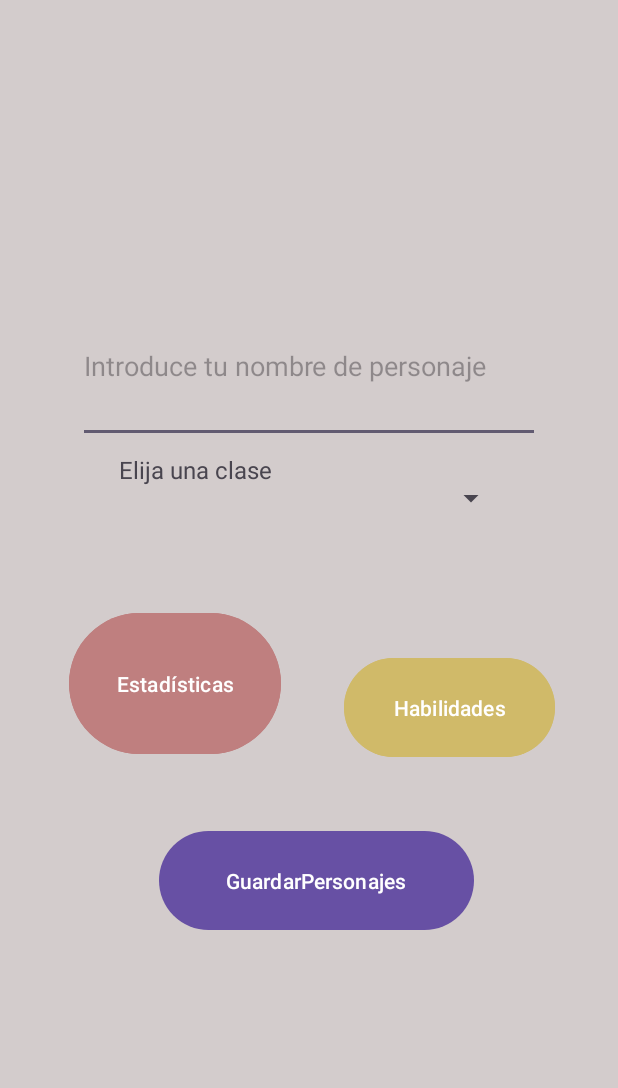
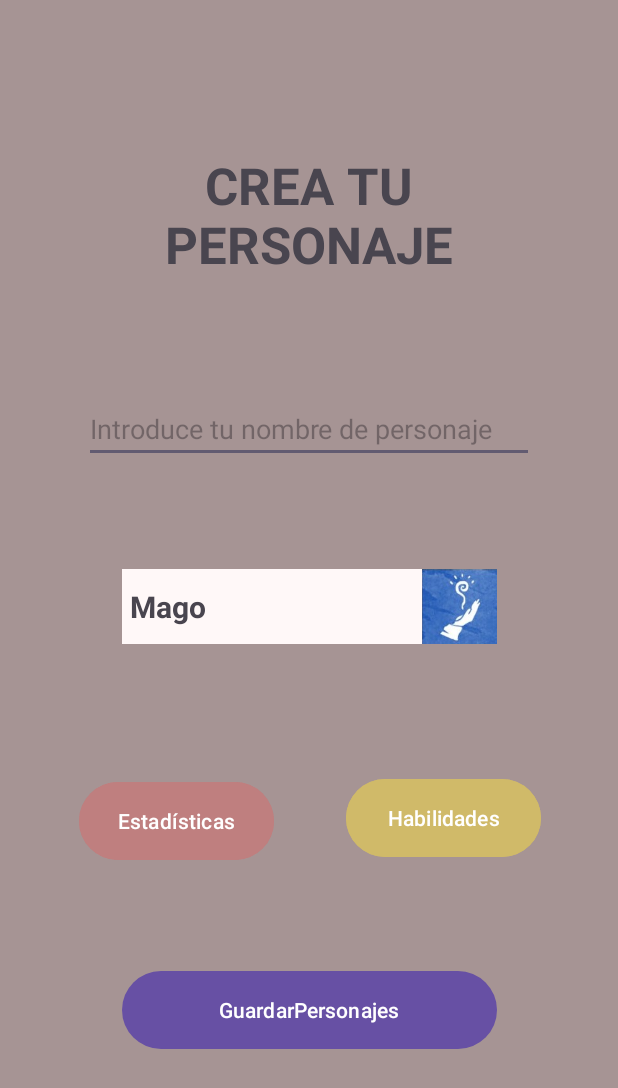
Before and after one commit to huizhou03/Pareja4PracticaFinal1PMDM, an Android app: the MainActivity2 screen opened directly, with no data from a screen before it, on a phone screen of 412 x 824 dp. Shown: the top 1088 px of the screen. Run offline under Robolectric (Android 15) with nearby library versions, the phone set to English and light mode, and no system bars; Roboto replaces fonts that are not available here.

Commit message:
Terminada page 2

```diff
--- a/app/src/main/java/com/example/pareja4practicafinal1pmdm/MainActivity2.java
+++ b/app/src/main/java/com/example/pareja4practicafinal1pmdm/MainActivity2.java
@@ -1,27 +1,35 @@
 package com.example.pareja4practicafinal1pmdm;
 
+import android.content.Intent;
 import android.os.Bundle;
 import android.view.LayoutInflater;
 import android.view.View;
 import android.view.ViewGroup;
-import android.widget.ArrayAdapter;
 import android.widget.BaseAdapter;
 import android.widget.ImageView;
 import android.widget.Spinner;
 import android.widget.TextView;
+import android.widget.Toast;
 
 import androidx.activity.EdgeToEdge;
+import androidx.activity.result.ActivityResult;
+import androidx.activity.result.ActivityResultCallback;
+import androidx.activity.result.ActivityResultLauncher;
+import androidx.activity.result.contract.ActivityResultContracts;
 import androidx.appcompat.app.AppCompatActivity;
 import androidx.core.graphics.Insets;
 import androidx.core.view.ViewCompat;
 import androidx.core.view.WindowInsetsCompat;
 
-import kotlinx.coroutines.Job;
-
 public class MainActivity2 extends AppCompatActivity {
     private Spinner clases;
     private int[] imagenesJobs = {R.drawable.mago, R.drawable.brujo, R.drawable.explorador, R.drawable.monje, R.drawable.hechicero, R.drawable.barbaro, R.drawable.guerrero, R.drawable.paladin, R.drawable.druida, R.drawable.bardo, R.drawable.clerigo, R.drawable.picaro};
     String[] jobs = {"Mago", "Brujo", "Explorador", "Monje", "Hechicero", "Barbaro", "Guerrero", "Paladín", "Druida", "Bardo", "Clerigo", "Pícaro"};
+    ActivityResultLauncher<Intent> startForLauncher = registerForActivityResult(new ActivityResultContracts.StartActivityForResult(), new ActivityResultCallback<ActivityResult>() {
+        @Override
+        public void onActivityResult(ActivityResult result) {
+        }
+    });
 
 
     @Override
@@ -34,9 +42,25 @@ public class MainActivity2 extends AppCompatActivity {
             v.setPadding(systemBars.left, systemBars.top, systemBars.right, systemBars.bottom);
             return insets;
         });
+        String nombreReal = getIntent().getStringExtra("nombreReal");
         JobsAdapter adaptador = new JobsAdapter(this, imagenesJobs, jobs);
         clases = findViewById(R.id.spinner);
         clases.setAdapter(adaptador);
+    }
+    public void guardarPersonaje(View view){
+        Intent intent = new Intent();
+        String nombreReal = getIntent().getStringExtra("nombreReal");
+        intent.putExtra("nombreReal", nombreReal.toString());
+        setResult(RESULT_OK, intent);
+        finish();
+    }
+    public void habilidades(View view){
+        Intent intent = new Intent(getApplicationContext(), MainActivity4.class);
+        startForLauncher.launch(intent);
+    }
+    public void estadisticas(View view){
+        Intent intent = new Intent(getApplicationContext(), MainActivity3.class);
+        startForLauncher.launch(intent);
     }
 }
 class JobsAdapter extends BaseAdapter {
@@ -70,8 +94,8 @@ class JobsAdapter extends BaseAdapter {
         if (convertView == null) {
             convertView = LayoutInflater.from(mainActivity2).inflate(R.layout.spinner_item, parent, false);
         }
-        ImageView imageView = convertView.findViewById(R.id.tvClases);
-        TextView textView = convertView.findViewById(R.id.ivClases);
+        ImageView imageView = convertView.findViewById(R.id.imageView);
+        TextView textView = convertView.findViewById(R.id.textView);
         imageView.setImageResource(imagenesJobs[position]);
         textView.setText(jobs[position]);
         return convertView;
--- a/app/src/main/res/layout/activity_main2.xml
+++ b/app/src/main/res/layout/activity_main2.xml
@@ -5,46 +5,49 @@
     android:id="@+id/main"
     android:layout_width="match_parent"
     android:layout_height="match_parent"
-    android:background="#D3CCCC"
+    android:background="#B49595"
+    android:backgroundTint="#A69494"
     tools:context=".MainActivity2">
 
     <EditText
         android:id="@+id/nombrePersonaje"
-        android:layout_width="0dp"
-        android:layout_height="0dp"
-        android:layout_marginStart="52dp"
-        android:layout_marginTop="193dp"
-        android:layout_marginEnd="52dp"
-        android:layout_marginBottom="109dp"
+        android:layout_width="300dp"
+        android:layout_height="40dp"
+        android:layout_marginStart="26dp"
+        android:layout_marginEnd="26dp"
+        android:layout_marginBottom="36dp"
         android:ems="10"
         android:hint="Introduce tu nombre de personaje"
         android:inputType="text"
-        app:layout_constraintBottom_toTopOf="@+id/estadisticas"
+        app:layout_constraintBottom_toTopOf="@+id/spinner"
         app:layout_constraintEnd_toEndOf="parent"
         app:layout_constraintStart_toStartOf="parent"
-        app:layout_constraintTop_toTopOf="parent" />
+        app:layout_constraintTop_toBottomOf="@+id/tituloPage2" />
 
     <Button
         android:id="@+id/estadisticas"
-        android:layout_width="0dp"
-        android:layout_height="0dp"
-        android:layout_marginStart="46dp"
-        android:layout_marginEnd="42dp"
-        android:layout_marginBottom="317dp"
+        android:layout_width="130dp"
+        android:layout_height="60dp"
+        android:layout_marginStart="35dp"
+        android:layout_marginTop="2dp"
+        android:layout_marginEnd="31dp"
         android:backgroundTint="#BF7F7F"
+        android:onClick="estadisticas"
         android:text="Estadísticas"
-        app:layout_constraintBottom_toBottomOf="parent"
         app:layout_constraintEnd_toStartOf="@+id/habilidades"
         app:layout_constraintStart_toStartOf="parent"
-        app:layout_constraintTop_toBottomOf="@+id/nombrePersonaje" />
+        app:layout_constraintTop_toTopOf="@+id/habilidades" />
 
     <Button
         android:id="@+id/habilidades"
-        android:layout_width="0dp"
-        android:layout_height="0dp"
-        android:layout_marginEnd="42dp"
-        android:layout_marginBottom="41dp"
+        android:layout_width="130dp"
+        android:layout_height="60dp"
+        android:layout_marginEnd="34dp"
+        android:layout_marginBottom="33dp"
+        android:width="10dp"
+        android:height="10dp"
         android:backgroundTint="#D0BA69"
+        android:onClick="habilidades"
         android:text="Habilidades"
         app:layout_constraintBottom_toTopOf="@+id/guardarPersonaje"
         app:layout_constraintEnd_toEndOf="parent"
@@ -53,27 +56,49 @@
 
     <Button
         android:id="@+id/guardarPersonaje"
-        android:layout_width="0dp"
-        android:layout_height="0dp"
-        android:layout_marginStart="54dp"
-        android:layout_marginEnd="54dp"
-        android:layout_marginBottom="200dp"
+        android:layout_width="250dp"
+        android:layout_height="60dp"
+        android:layout_marginStart="55dp"
+        android:layout_marginEnd="55dp"
+        android:layout_marginBottom="86dp"
+        android:onClick="guardarPersonaje"
         android:text="GuardarPersonajes"
         app:layout_constraintBottom_toBottomOf="parent"
-        app:layout_constraintEnd_toEndOf="@+id/habilidades"
-        app:layout_constraintStart_toStartOf="@+id/nombrePersonaje"
+        app:layout_constraintEnd_toEndOf="parent"
+        app:layout_constraintStart_toStartOf="parent"
         app:layout_constraintTop_toBottomOf="@+id/habilidades" />
 
     <Spinner
         android:id="@+id/spinner"
-        android:layout_width="0dp"
-        android:layout_height="0dp"
-        android:layout_marginStart="74dp"
-        android:layout_marginEnd="74dp"
-        android:layout_marginBottom="65dp"
+        android:layout_width="250dp"
+        android:layout_height="50dp"
+        android:layout_marginStart="55dp"
+        android:layout_marginEnd="55dp"
+        android:layout_marginBottom="52dp"
+        android:background="#D9C6C6"
+        android:backgroundTint="#FFF8F8"
+        android:foregroundTint="#4BD5B4B4"
+        android:popupBackground="@android:drawable/alert_dark_frame"
         app:layout_constraintBottom_toTopOf="@+id/habilidades"
         app:layout_constraintEnd_toEndOf="parent"
         app:layout_constraintStart_toStartOf="parent"
         app:layout_constraintTop_toBottomOf="@+id/nombrePersonaje" />
 
+    <TextView
+        android:id="@+id/tituloPage2"
+        android:layout_width="316dp"
+        android:layout_height="81dp"
+        android:layout_marginStart="24dp"
+        android:layout_marginTop="66dp"
+        android:layout_marginEnd="24dp"
+        android:layout_marginBottom="52dp"
+        android:text="CREA TU PERSONAJE"
+        android:textAlignment="center"
+        android:textSize="34sp"
+        android:textStyle="bold"
+        app:layout_constraintBottom_toTopOf="@+id/nombrePersonaje"
+        app:layout_constraintEnd_toEndOf="parent"
+        app:layout_constraintStart_toStartOf="parent"
+        app:layout_constraintTop_toTopOf="parent" />
+
 </androidx.constraintlayout.widget.ConstraintLayout>
--- a/app/src/main/res/layout/spinner_item.xml
+++ b/app/src/main/res/layout/spinner_item.xml
@@ -1,37 +1,24 @@
 <?xml version="1.0" encoding="utf-8"?>
-<androidx.constraintlayout.widget.ConstraintLayout xmlns:android="http://schemas.android.com/apk/res/android"
+<LinearLayout xmlns:android="http://schemas.android.com/apk/res/android"
     xmlns:app="http://schemas.android.com/apk/res-auto"
+    xmlns:tools="http://schemas.android.com/tools"
     android:layout_width="match_parent"
-    android:layout_height="match_parent"
-    xmlns:tools="http://schemas.android.com/tools">
-
-    <LinearLayout
-        android:id="@+id/linearLayout"
-        tools:layout_editor_absoluteX="75dp"
-        tools:layout_editor_absoluteY="293dp"
-        android:layout_width="260dp"
-        android:layout_height="36dp"
-        android:orientation="horizontal"
-        app:layout_constraintStart_toStartOf="parent"
-        app:layout_constraintTop_toTopOf="parent">
+    android:layout_height="match_parent">
 
     <TextView
-            android:id="@+id/tvClases"
-            android:layout_width="176dp"
-            android:layout_height="match_parent"
-            android:layout_weight="1"
+        android:id="@+id/textView"
+        android:layout_width="200dp"
+        android:layout_height="50dp"
         android:gravity="center_vertical"
         android:paddingLeft="5dp"
-            android:text="Elija una clase"
-            android:textAlignment="gravity"
-            android:textSize="16sp" />
+        android:text="Elija un personaje"
+        android:textSize="20sp"
+        android:textStyle="bold" />
 
     <ImageView
-            android:id="@+id/ivClases"
-            android:layout_width="wrap_content"
-            android:layout_height="match_parent"
+        android:id="@+id/imageView"
+        android:layout_width="50dp"
+        android:layout_height="50dp"
         android:layout_weight="1"
         app:srcCompat="@android:drawable/btn_dialog" />
 </LinearLayout>
-
-</androidx.constraintlayout.widget.ConstraintLayout>
```
Also changed, not shown: 1 other file. Lines whose indentation alone changed are shown as unchanged.
